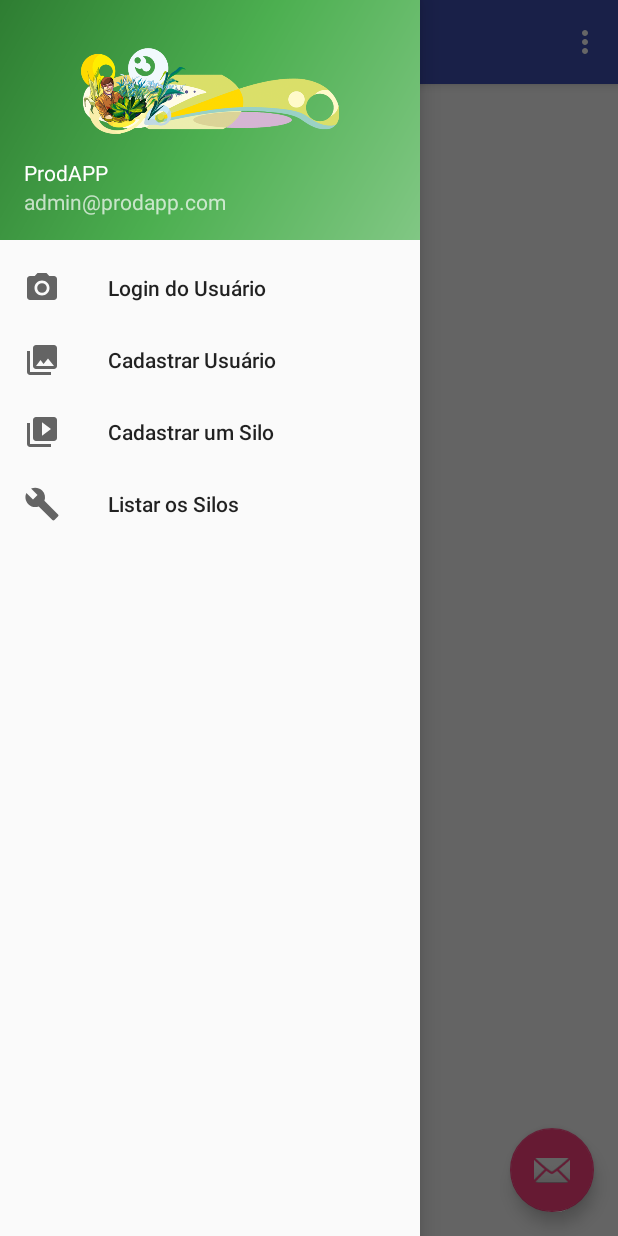
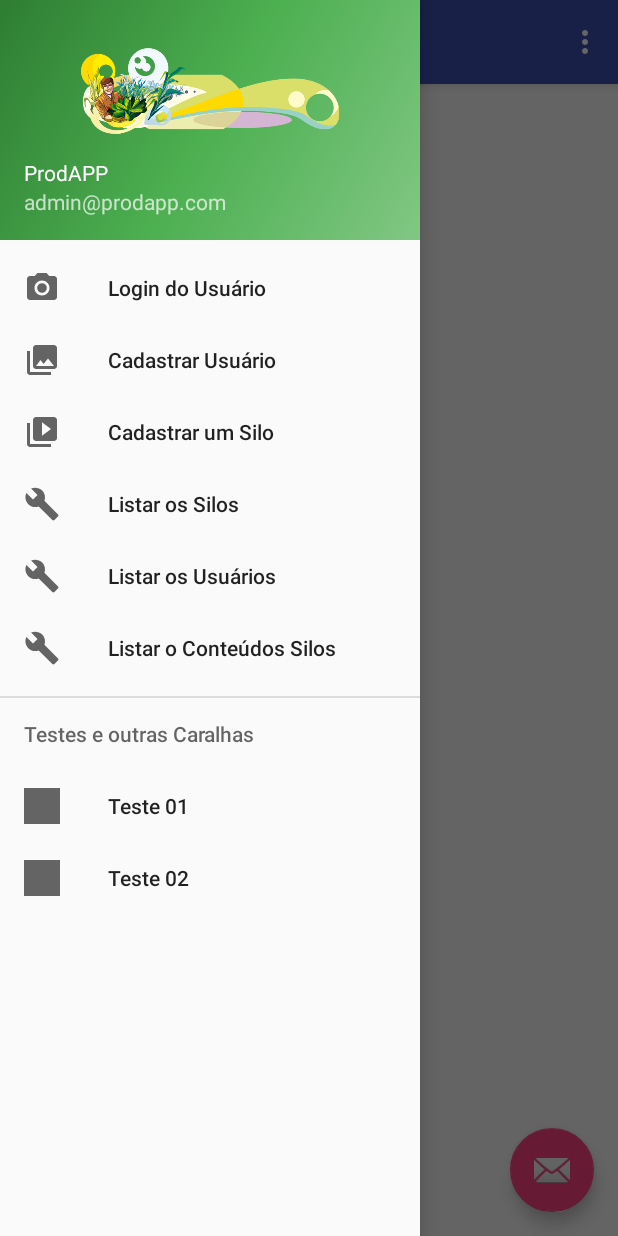
Before and after one commit to GeisonPiegas/ProdAPP, an Android app: the screen it shows after launch (MenuLateralActivity), with the side drawer open, on a phone screen of 412 x 824 dp. Run offline under Robolectric (Android 15) with nearby library versions, the phone set to English and light mode, and no system bars.

Commit message:
* Tentanto fazer ele ir para o gerenciador do silo ao ser clickado na lista de silos * Adaptações no menu lateral * Tentativa de Fazer ele aumentar ou diminuir o valor no gerenciador de silos * Algumas outras mofificações

```diff
--- a/app/src/main/java/com/example/alunos/prodapp/TelaDeCadastro.java
+++ b/app/src/main/java/com/example/alunos/prodapp/TelaDeCadastro.java
@@ -211,7 +211,7 @@ public class TelaDeCadastro extends AppCompatActivity implements View.OnClickLis
 
             finish(); // finaliza a activity anterior
 
-           overridePendingTransition(android.R.anim.slide_out_right, android.R.anim.slide_in_left);
+          // overridePendingTransition(android.R.anim.slide_out_right, android.R.anim.slide_in_left);
         }
 
         if (CadastrarButtonTelaDeCadastro.isPressed()){
--- a/app/src/main/res/menu/activity_menu_lateral_drawer.xml
+++ b/app/src/main/res/menu/activity_menu_lateral_drawer.xml
@@ -19,18 +19,28 @@
             android:id="@+id/listar_silo"
             android:icon="@drawable/ic_menu_manage"
             android:title="Listar os Silos" />
+        <item
+            android:id="@+id/listar_usuarios"
+            android:icon="@drawable/ic_menu_manage"
+            android:title="Listar os Usuários " />
+
+        <item
+            android:id="@+id/listar_silos_descricao"
+            android:icon="@drawable/ic_menu_manage"
+            android:title="Listar o Conteúdos Silos " />
     </group>
-<!--
-    <item android:title="Communicate">
+
+
+    <item android:title="Testes e outras Caralhas">
         <menu>
             <item
-                android:id="@+id/nav_share"
-                android:icon="@drawable/ic_menu_share"
-                android:title="Share" />
+                android:id="@+id/Teste_01"
+                android:icon="@drawable/arroz"
+                android:title="Teste 01" />
             <item
-                android:id="@+id/nav_send"
-                android:icon="@drawable/ic_menu_send"
-                android:title="Send" />
+                android:id="@+id/Teste_02"
+                android:icon="@drawable/soja"
+                android:title="Teste 02" />
         </menu>
     </item>
 
```
Also changed, not shown: app/src/main/java/com/example/alunos/prodapp/ListaSilos.java (+26 -5 lines), app/src/main/java/com/example/alunos/prodapp/MenuLateralActivity.java (+16 -2 lines), app/src/main/java/com/example/alunos/prodapp/TelaDeGerenciamentoDeSilo.java (+122 -0 lines).
